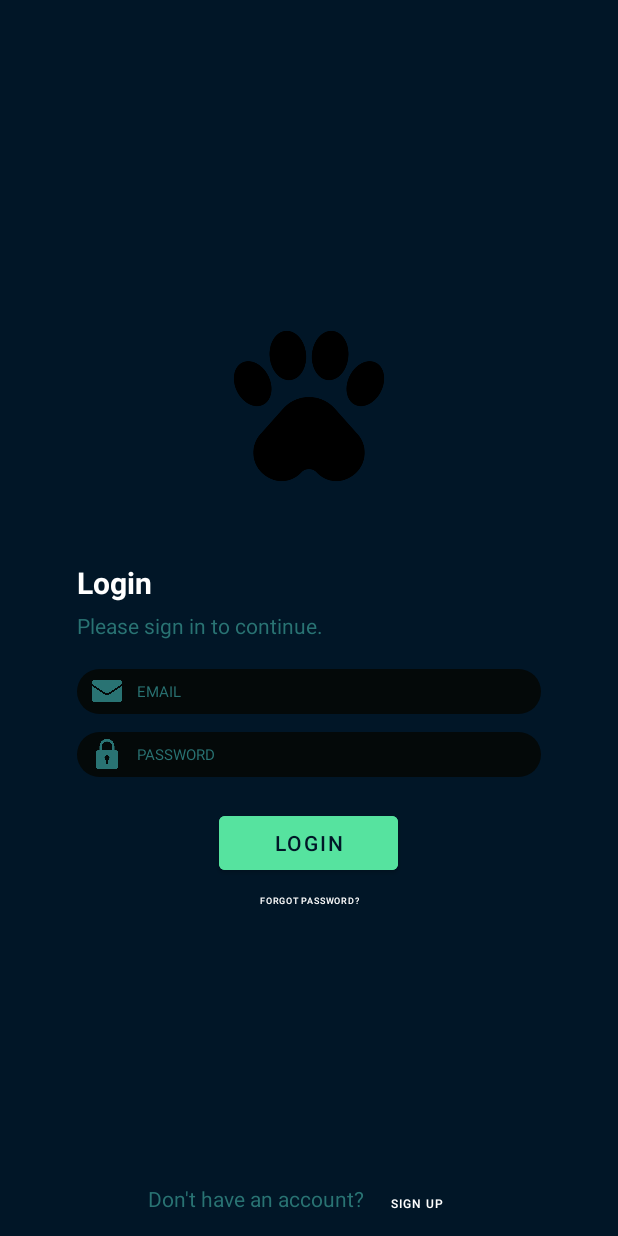
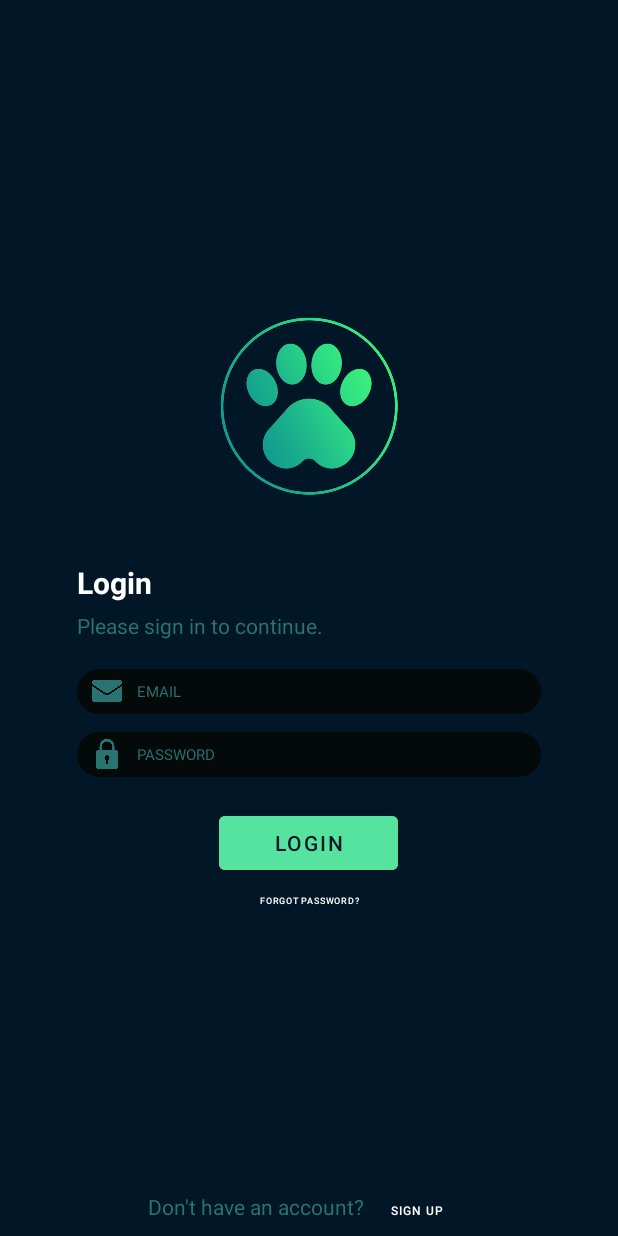
Before and after one commit to Dawid33/explore-wildlife, an Android app: the screen it shows after launch (MainActivity), on a phone screen of 412 x 824 dp. Run offline under Robolectric (Android 15) with nearby library versions, the phone set to English and light mode, and no system bars; our stand-ins replace navigation-ui.

Commit message:
finishing up on login

```diff
--- a/android-app/app/src/main/res/layout/fragment_login.xml
+++ b/android-app/app/src/main/res/layout/fragment_login.xml
@@ -20,8 +20,10 @@
             android:id="@+id/textView"
             android:layout_width="wrap_content"
             android:layout_height="wrap_content"
+            android:layout_marginBottom="10dp"
             android:text="Don't have an account?"
             android:textColor="@color/myrtle_green"
+            app:layout_constraintBottom_toBottomOf="parent"
             tools:text="Don't have an account?" />
 
         <Button
@@ -54,7 +56,7 @@
             android:id="@+id/imageView"
             android:layout_width="match_parent"
             android:layout_height="125dp"
-            android:src="@drawable/pawprint" />
+            android:src="@drawable/main_icon" />
 
         <Space
             android:layout_width="match_parent"
--- a/android-app/app/src/main/res/layout/fragment_registration.xml
+++ b/android-app/app/src/main/res/layout/fragment_registration.xml
@@ -1,10 +1,10 @@
 <?xml version="1.0" encoding="utf-8"?>
-<androidx.constraintlayout.widget.ConstraintLayout
-        xmlns:android="http://schemas.android.com/apk/res/android"
+<androidx.constraintlayout.widget.ConstraintLayout xmlns:android="http://schemas.android.com/apk/res/android"
     xmlns:app="http://schemas.android.com/apk/res-auto"
     xmlns:tools="http://schemas.android.com/tools"
     android:layout_width="match_parent"
     android:layout_height="match_parent"
+    android:background="@color/app_background"
     tools:context=".RegisterFragment">
 
     <androidx.constraintlayout.widget.ConstraintLayout
```
Also changed, not shown: android-app/app/src/main/res/drawable-v24/main_icon.png (added). Lines whose indentation alone changed are shown as unchanged.
